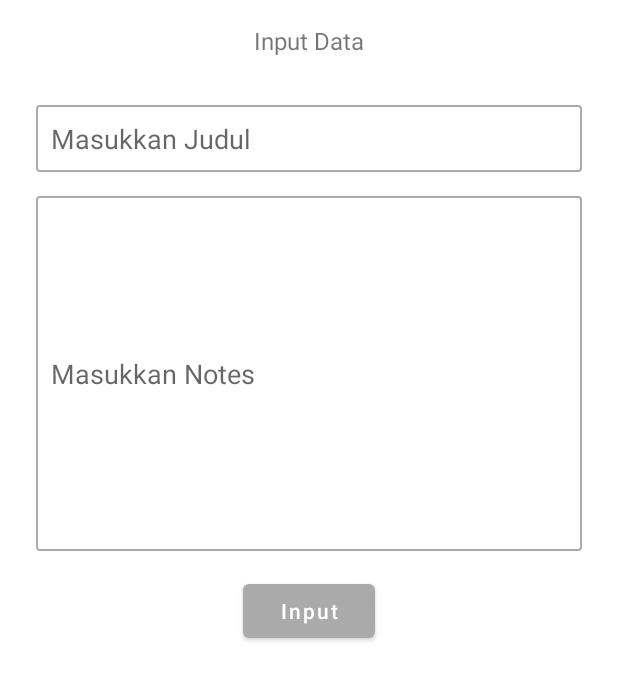
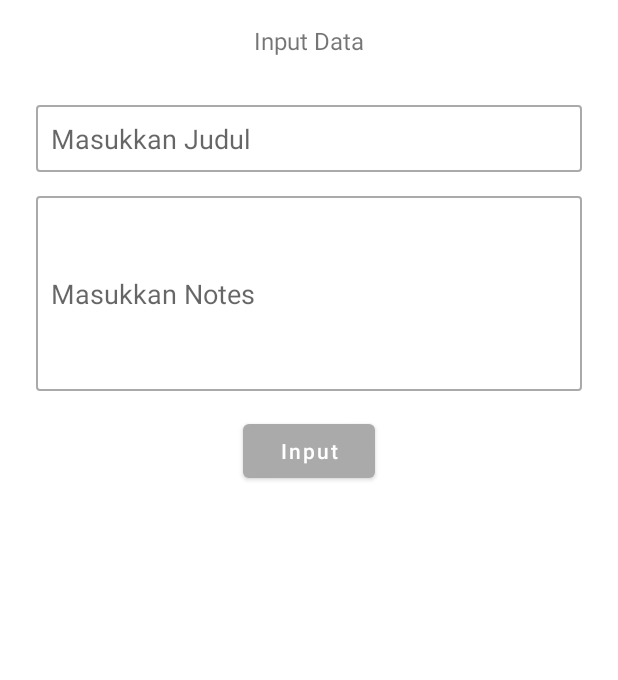
Before and after one commit to novianr90/Notebook-Local-Database, an Android app: the layout layout_dialog_add.xml on its own in the app's theme, with its tools: preview values and no code run, on a phone screen of 412 x 824 dp. Shown: the top 680 px of the screen. Run offline under Robolectric (Android 15) with nearby library versions, the phone set to English and light mode, and no system bars.

Commit message:
edit lines item

```diff
--- a/app/src/main/res/layout/item_data.xml
+++ b/app/src/main/res/layout/item_data.xml
@@ -34,7 +34,7 @@
             android:layout_marginEnd="80dp"
             android:layout_marginBottom="16dp"
             android:text="Default notes"
-            android:lines="10"
+            android:lines="5"
             android:maxLines="10"
             app:layout_constraintStart_toStartOf="parent"
             app:layout_constraintEnd_toStartOf="@id/iv_edit"
--- a/app/src/main/res/layout/layout_dialog_add.xml
+++ b/app/src/main/res/layout/layout_dialog_add.xml
@@ -37,7 +37,7 @@
         android:background="@drawable/bg_edit_text"
         android:hint="@string/txt_et_notes"
         android:padding="10dp"
-        android:lines="10"
+        android:lines="5"
         android:maxLines="10"
         app:layout_constraintTop_toBottomOf="@id/et_title" />
 
--- a/app/src/main/res/layout/layout_dialog_edit.xml
+++ b/app/src/main/res/layout/layout_dialog_edit.xml
@@ -37,7 +37,7 @@
         android:background="@drawable/bg_edit_text"
         android:hint="@string/txt_et_notes"
         android:padding="10dp"
-        android:lines="10"
+        android:lines="5"
         android:maxLines="10"
         app:layout_constraintTop_toBottomOf="@id/et_title" />
 
```
